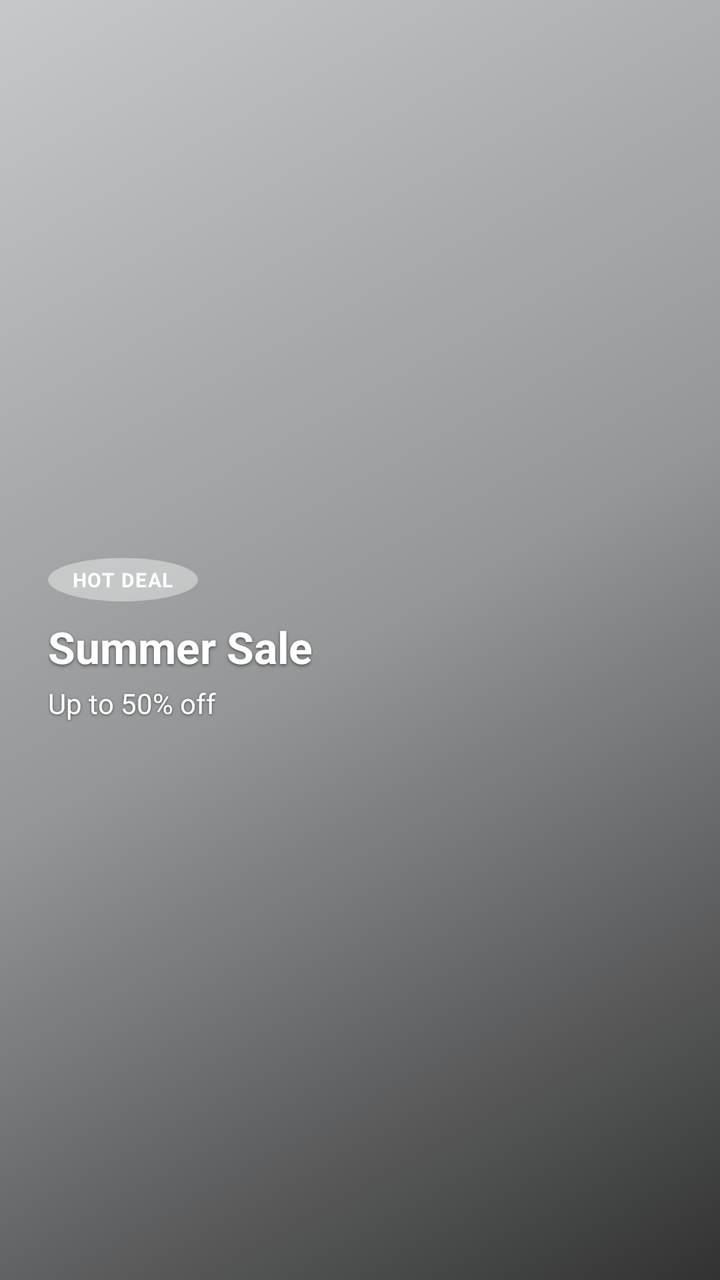
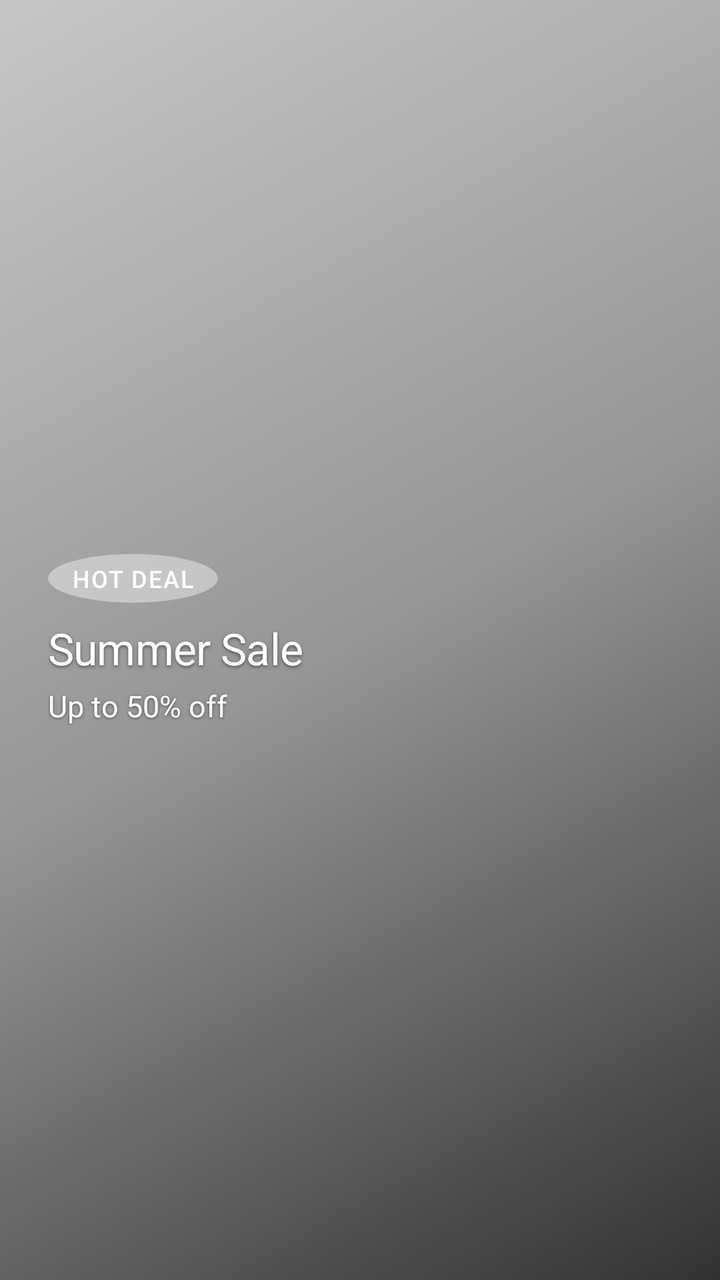

Compare the two renders of this Android layout. The source of the first and the diff that turns it into the second are given below.
<!-- AndroidManifest.xml: application theme Theme.BeckieDealApp -->
<!-- res/layout/item_banner.xml -->
﻿<?xml version="1.0" encoding="utf-8"?>

<FrameLayout
    xmlns:android="http://schemas.android.com/apk/res/android"
    android:layout_width="match_parent"
    android:layout_height="match_parent">

    
    <View
        android:id="@+id/bannerBackground"
        android:layout_width="match_parent"
        android:layout_height="match_parent" />

    
    <ImageView
        android:id="@+id/bannerImage"
        android:layout_width="match_parent"
        android:layout_height="match_parent"
        android:scaleType="centerCrop"
        android:visibility="visible" />

    
    <View
        android:layout_width="match_parent"
        android:layout_height="match_parent"
        android:background="@drawable/banner_overlay" />

    
    <LinearLayout
        android:layout_width="wrap_content"
        android:layout_height="wrap_content"
        android:layout_gravity="center_vertical"
        android:layout_marginStart="24dp"
        android:layout_marginEnd="24dp"
        android:orientation="vertical">

        
        <TextView
            android:id="@+id/bannerTag"
            android:layout_width="wrap_content"
            android:layout_height="wrap_content"
            android:background="@drawable/banner_arrow_bg"
            android:paddingHorizontal="12dp"
            android:paddingVertical="4dp"
            android:text="HOT DEAL"
            android:textColor="#FFFFFF"
            android:textSize="@dimen/text_size_overline"
            android:textStyle="bold"
            android:letterSpacing="0.05" />

        
        <TextView
            android:id="@+id/bannerTitle"
            android:layout_width="wrap_content"
            android:layout_height="wrap_content"
            android:layout_marginTop="8dp"
            android:text="Summer Sale"
            android:textColor="#FFFFFF"
            android:textSize="@dimen/text_size_headline"
            android:textStyle="bold"
            android:shadowColor="#80000000"
            android:shadowDx="0"
            android:shadowDy="2"
            android:shadowRadius="4" />

        
        <TextView
            android:id="@+id/bannerSubtitle"
            android:layout_width="wrap_content"
            android:layout_height="wrap_content"
            android:layout_marginTop="4dp"
            android:text="Up to 50% off"
            android:textColor="#FFFFFF"
            android:textSize="@dimen/text_size_body"
            android:shadowColor="#80000000"
            android:shadowDx="0"
            android:shadowDy="1"
            android:shadowRadius="3" />

    </LinearLayout>

</FrameLayout>
<!-- resources referenced by this layout -->
<resources>
  <dimen name="text_size_body">13sp</dimen>
  <dimen name="text_size_headline">20sp</dimen>
  <dimen name="text_size_overline">9sp</dimen>
  <style name="Base.Theme.BeckieDealApp" parent="Theme.Material3.DayNight.NoActionBar">
          <item name="colorPrimary">@color/primary</item>
          <item name="colorOnPrimary">@color/on_primary</item>
          <item name="colorPrimaryContainer">@color/primary_container</item>
          <item name="colorOnPrimaryContainer">@color/on_primary_container</item>
          <item name="android:windowBackground">@color/background</item>
          <item name="colorSurface">@color/surface</item>
          <item name="colorOnSurface">@color/on_surface</item>
          
          <item name="bottomNavigationStyle">@style/Widget.App.BottomNavigationView</item>
      </style>
  <style name="Widget.App.Button" parent="Widget.Material3.Button">
          <item name="shapeAppearance">@style/ShapeAppearance.App.Button.Pill</item>
      </style>
  <color name="background">#F8FAFC</color>
  <!-- unchanged entries left out for length: 14 -->
</resources>

<!-- the commit's change to res/layout/item_banner.xml (unified diff, before → after) -->
@@ -43,9 +43,8 @@
             android:paddingHorizontal="12dp"
             android:paddingVertical="4dp"
             android:text="HOT DEAL"
+            android:textAppearance="@style/TextAppearance.App.Label"
             android:textColor="#FFFFFF"
-            android:textSize="@dimen/text_size_overline"
-            android:textStyle="bold"
             android:letterSpacing="0.05" />
 
         
@@ -55,9 +54,8 @@
             android:layout_height="wrap_content"
             android:layout_marginTop="8dp"
             android:text="Summer Sale"
+            android:textAppearance="@style/TextAppearance.App.PriceHero"
             android:textColor="#FFFFFF"
-            android:textSize="@dimen/text_size_headline"
-            android:textStyle="bold"
             android:shadowColor="#80000000"
             android:shadowDx="0"
             android:shadowDy="2"
@@ -70,8 +68,8 @@
             android:layout_height="wrap_content"
             android:layout_marginTop="4dp"
             android:text="Up to 50% off"
+            android:textAppearance="@style/TextAppearance.App.CardProductName"
             android:textColor="#FFFFFF"
-            android:textSize="@dimen/text_size_body"
             android:shadowColor="#80000000"
             android:shadowDx="0"
             android:shadowDy="1"
<!-- resource entries referenced after the edit -->
@@ -1,8 +1,26 @@
 <!-- resources referenced by this layout -->
 <resources>
-  <dimen name="text_size_body">13sp</dimen>
-  <dimen name="text_size_headline">20sp</dimen>
-  <dimen name="text_size_overline">9sp</dimen>
+  <style name="TextAppearance.App.CardProductName" parent="TextAppearance.Material3.BodyLarge">
+          <item name="android:fontFamily">@font/synonym_medium</item>
+          <item name="android:textSize">15sp</item>
+          <item name="android:letterSpacing">0</item>
+          <item name="android:textColor">@color/text_primary</item>
+      </style>
+  <style name="TextAppearance.App.Label" parent="TextAppearance.Material3.LabelMedium">
+          <item name="android:fontFamily">@font/synonym_medium</item>
+          <item name="android:textSize">12sp</item>
+          <item name="android:letterSpacing">0.04</item>
+          <item name="android:textAllCaps">true</item>
+          <item name="android:textColor">@color/text_secondary</item>
+      </style>
+  <style name="TextAppearance.App.PriceHero" parent="TextAppearance.Material3.TitleLarge">
+          <item name="android:fontFamily">@font/amulya_bold</item>
+          <item name="android:textSize">22sp</item>
+          <item name="android:letterSpacing">-0.01</item>
+          <item name="android:textColor">@color/text_primary</item>
+      </style>
+  <color name="text_primary">#1E293B</color>
+  <color name="text_secondary">#64748B</color>
   <style name="Base.Theme.BeckieDealApp" parent="Theme.Material3.DayNight.NoActionBar">
           <item name="colorPrimary">@color/primary</item>
           <item name="colorOnPrimary">@color/on_primary</item>
@@ -12,12 +30,62 @@
           <item name="colorSurface">@color/surface</item>
           <item name="colorOnSurface">@color/on_surface</item>
           
+          
+          <item name="textAppearanceHeadlineMedium">@style/TextAppearance.App.ScreenTitle</item>
+          <item name="textAppearanceHeadlineSmall">@style/TextAppearance.App.ProductName</item>
+          <item name="textAppearanceTitleLarge">@style/TextAppearance.App.PriceHero</item>
+          <item name="textAppearanceTitleMedium">@style/TextAppearance.App.SectionHeader</item>
+          <item name="textAppearanceBodyLarge">@style/TextAppearance.App.CardProductName</item>
+          <item name="textAppearanceBodyMedium">@style/TextAppearance.App.Body</item>
+          <item name="textAppearanceBodySmall">@style/TextAppearance.App.Specs</item>
+          <item name="textAppearanceLabelMedium">@style/TextAppearance.App.Label</item>
+          <item name="textAppearanceLabelLarge">@style/TextAppearance.App.Button</item>
+          
           <item name="bottomNavigationStyle">@style/Widget.App.BottomNavigationView</item>
       </style>
   <style name="Widget.App.Button" parent="Widget.Material3.Button">
           <item name="shapeAppearance">@style/ShapeAppearance.App.Button.Pill</item>
+          <item name="android:textAppearance">@style/TextAppearance.App.Button</item>
       </style>
-  <color name="background">#F8FAFC</color>
+  <color name="background">#F9F9F7</color>
+  <style name="TextAppearance.App.ScreenTitle" parent="TextAppearance.Material3.HeadlineMedium">
+          <item name="android:fontFamily">@font/amulya_bold</item>
+          <item name="android:textSize">28sp</item>
+          <item name="android:letterSpacing">-0.02</item>
+          <item name="android:textColor">@color/text_primary</item>
+      </style>
+  <style name="TextAppearance.App.ProductName" parent="TextAppearance.Material3.HeadlineSmall">
+          <item name="android:fontFamily">@font/amulya_bold</item>
+          <item name="android:textSize">24sp</item>
+          <item name="android:letterSpacing">-0.02</item>
+          <item name="android:textColor">@color/text_primary</item>
+      </style>
+  <style name="TextAppearance.App.SectionHeader" parent="TextAppearance.Material3.TitleMedium">
+          <item name="android:fontFamily">@font/amulya_bold</item>
+          <item name="android:textSize">18sp</item>
+          <item name="android:letterSpacing">-0.01</item>
+          <item name="android:textColor">@color/text_primary</item>
+      </style>
+  <style name="TextAppearance.App.Body" parent="TextAppearance.Material3.BodyMedium">
+          <item name="android:fontFamily">@font/synonym_regular</item>
+          <item name="android:textSize">15sp</item>
+          <item name="android:letterSpacing">0</item>
+          <item name="android:lineSpacingMultiplier">1.6</item>
+          <item name="android:textColor">@color/text_secondary</item>
+      </style>
+  <style name="TextAppearance.App.Specs" parent="TextAppearance.Material3.BodySmall">
+          <item name="android:fontFamily">@font/synonym_regular</item>
+          <item name="android:textSize">14sp</item>
+          <item name="android:letterSpacing">0</item>
+          <item name="android:lineSpacingMultiplier">1.5</item>
+          <item name="android:textColor">@color/text_secondary</item>
+      </style>
+  <style name="TextAppearance.App.Button" parent="TextAppearance.Material3.LabelLarge">
+          <item name="android:fontFamily">@font/synonym_semibold</item>
+          <item name="android:textSize">15sp</item>
+          <item name="android:letterSpacing">0.01</item>
+          <item name="android:textAllCaps">false</item>
+      </style>
   <!-- unchanged entries left out for length: 14 -->
 </resources>
 
